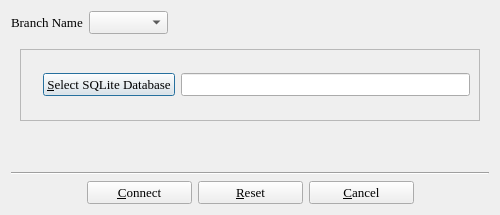
textbrowser/biblioteq, file branch_s.ui: the form before one commit.
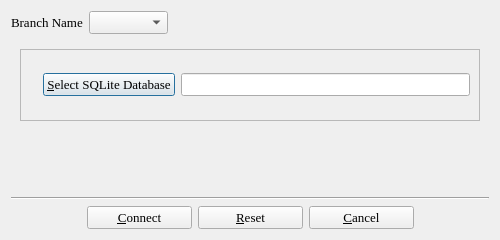
The form after the commit. Icons and pictures are not drawn.

Commit message: Default fonts. Added keyword fields.

```diff
--- a/branch_s.ui
+++ b/branch_s.ui
@@ -7,7 +7,7 @@
     <x>0</x>
     <y>0</y>
     <width>500</width>
-    <height>215</height>
+    <height>240</height>
    </rect>
   </property>
   <property name="font">
@@ -26,12 +26,6 @@
   <layout class="QVBoxLayout" name="verticalLayout_3">
    <item>
     <layout class="QHBoxLayout">
-     <property name="spacing">
-      <number>6</number>
-     </property>
-     <property name="margin">
-      <number>0</number>
-     </property>
      <item>
       <widget class="QLabel" name="label_4">
        <property name="font">
@@ -47,12 +41,6 @@
      </item>
      <item>
       <layout class="QHBoxLayout">
-       <property name="spacing">
-        <number>6</number>
-       </property>
-       <property name="margin">
-        <number>0</number>
-       </property>
        <item>
         <widget class="QComboBox" name="branch_name">
          <property name="editable">
@@ -249,12 +237,6 @@
    </item>
    <item>
     <layout class="QHBoxLayout">
-     <property name="spacing">
-      <number>6</number>
-     </property>
-     <property name="margin">
-      <number>0</number>
-     </property>
      <item>
       <spacer>
        <property name="orientation">
@@ -299,6 +281,12 @@
          <height>0</height>
         </size>
        </property>
+       <property name="font">
+        <font>
+         <family>Times</family>
+         <pointsize>10</pointsize>
+        </font>
+       </property>
        <property name="text">
         <string>&amp;Reset</string>
        </property>
```
Left out of the diff: 24 changed lines with no effect on the pictures. The commit also changes 12 other files.
